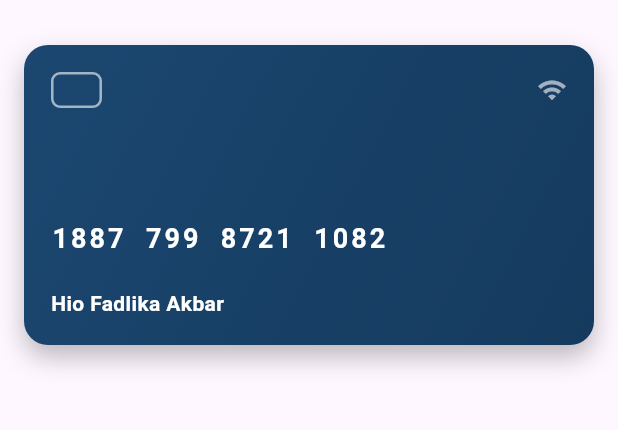
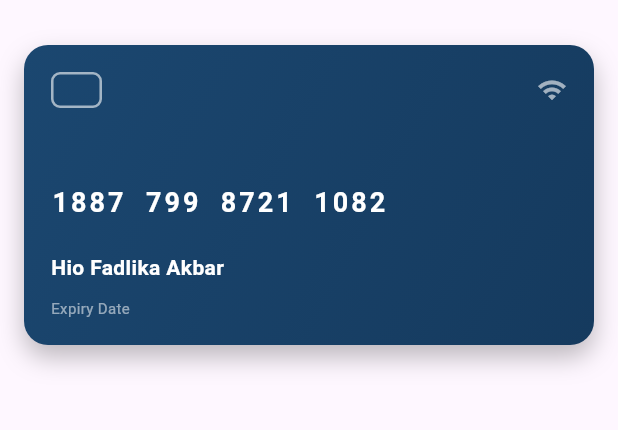
Before and after one commit to hiofadlikaakbar/tugas_week_8_1123150077, a Flutter app: the screen it shows after launch, on a phone screen of 412 x 824 dp, the part 63-493 px from its top. Run offline on Flutter 3.47's test engine with Material 3 defaults, Android fonts, the phone set to English and light mode, and no system bars.

Commit message:
membuat expiry date

```diff
--- a/lib/pages/home_page.dart
+++ b/lib/pages/home_page.dart
@@ -79,6 +79,24 @@ class HomePage extends StatelessWidget {
                                   fontWeight: FontWeight.w600,
                                 ),
                               ),
+                              SizedBox(height: 10),
+                              Row(
+                                children: [
+                                  Column(
+                                    crossAxisAlignment:
+                                        CrossAxisAlignment.start,
+                                    children: [
+                                      Text(
+                                        "Expiry Date",
+                                        style: TextStyle(
+                                          color: Colors.white54,
+                                          fontSize: 10,
+                                        ),
+                                      ),
+                                    ],
+                                  ),
+                                ],
+                              ),
                             ],
                           ),
                         ),
```
